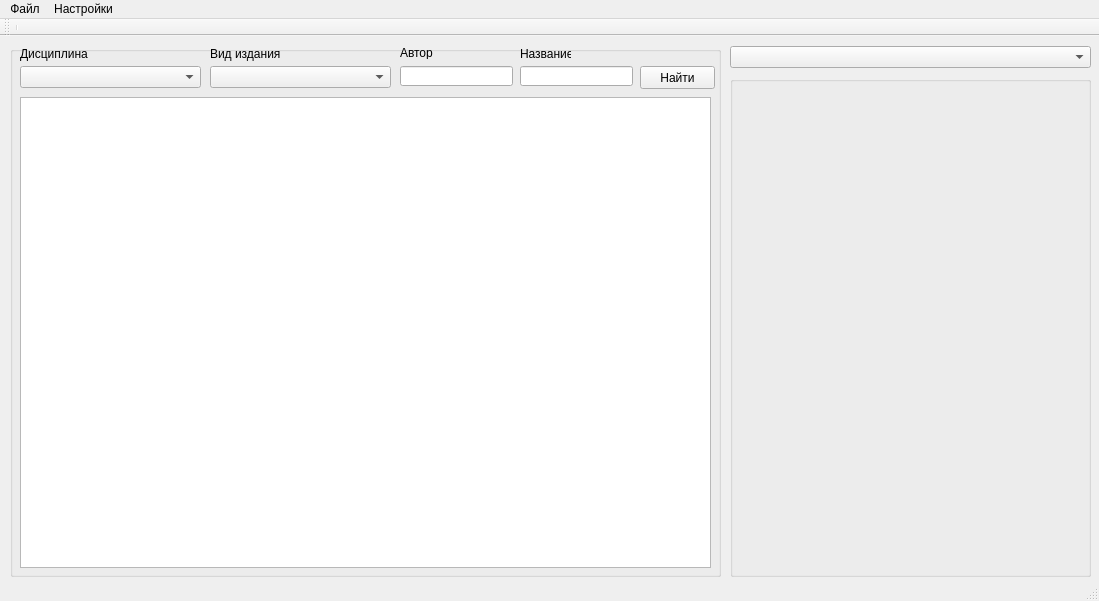
Qt form mainwindow.ui (andron58/catalogue) before a commit.
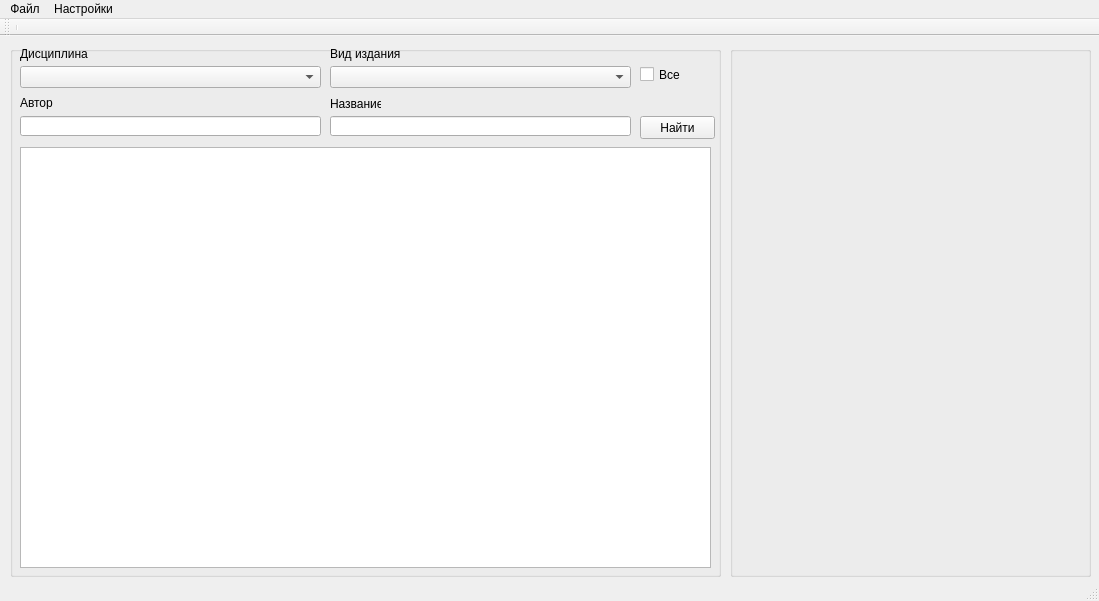
The same form after that commit.

The edit to the form file:
```diff
--- a/mainwindow.ui
+++ b/mainwindow.ui
@@ -31,7 +31,7 @@
       <rect>
        <x>10</x>
        <y>20</y>
-       <width>181</width>
+       <width>301</width>
        <height>22</height>
       </rect>
      </property>
@@ -52,7 +52,7 @@
     <widget class="QLabel" name="label_2">
      <property name="geometry">
       <rect>
-       <x>200</x>
+       <x>320</x>
        <y>0</y>
        <width>71</width>
        <height>16</height>
@@ -65,9 +65,9 @@
     <widget class="QComboBox" name="izdComboBox">
      <property name="geometry">
       <rect>
-       <x>200</x>
+       <x>320</x>
        <y>20</y>
-       <width>181</width>
+       <width>301</width>
        <height>22</height>
       </rect>
      </property>
@@ -76,18 +76,18 @@
      <property name="geometry">
       <rect>
        <x>10</x>
-       <y>51</y>
+       <y>101</y>
        <width>691</width>
-       <height>471</height>
+       <height>421</height>
       </rect>
      </property>
     </widget>
     <widget class="QLineEdit" name="lineEdit">
      <property name="geometry">
       <rect>
-       <x>390</x>
-       <y>20</y>
-       <width>113</width>
+       <x>10</x>
+       <y>70</y>
+       <width>301</width>
        <height>20</height>
       </rect>
      </property>
@@ -95,9 +95,9 @@
     <widget class="QLineEdit" name="lineEdit_2">
      <property name="geometry">
       <rect>
-       <x>510</x>
-       <y>20</y>
-       <width>113</width>
+       <x>320</x>
+       <y>70</y>
+       <width>301</width>
        <height>20</height>
       </rect>
      </property>
@@ -105,8 +105,8 @@
     <widget class="QLabel" name="label_3">
      <property name="geometry">
       <rect>
-       <x>390</x>
-       <y>0</y>
+       <x>10</x>
+       <y>50</y>
        <width>46</width>
        <height>13</height>
       </rect>
@@ -118,8 +118,8 @@
     <widget class="QLabel" name="label_4">
      <property name="geometry">
       <rect>
-       <x>510</x>
-       <y>0</y>
+       <x>320</x>
+       <y>50</y>
        <width>51</width>
        <height>16</height>
       </rect>
@@ -132,7 +132,7 @@
      <property name="geometry">
       <rect>
        <x>630</x>
-       <y>20</y>
+       <y>70</y>
        <width>75</width>
        <height>23</height>
       </rect>
@@ -141,27 +141,27 @@
       <string>Найти</string>
      </property>
     </widget>
+    <widget class="QCheckBox" name="checkBox">
+     <property name="geometry">
+      <rect>
+       <x>630</x>
+       <y>20</y>
+       <width>70</width>
+       <height>17</height>
+      </rect>
+     </property>
+     <property name="text">
+      <string>Все</string>
+     </property>
+    </widget>
    </widget>
    <widget class="QGroupBox" name="groupBox_2">
     <property name="geometry">
      <rect>
       <x>730</x>
-      <y>40</y>
-      <width>361</width>
-      <height>501</height>
-     </rect>
-    </property>
-    <property name="title">
-     <string/>
-    </property>
-   </widget>
-   <widget class="QComboBox" name="comboBox">
-    <property name="geometry">
-     <rect>
-      <x>730</x>
       <y>10</y>
       <width>361</width>
-      <height>22</height>
+      <height>531</height>
      </rect>
     </property>
    </widget>
```
Left out of the diff: 28 changed lines with no effect on the pictures.
